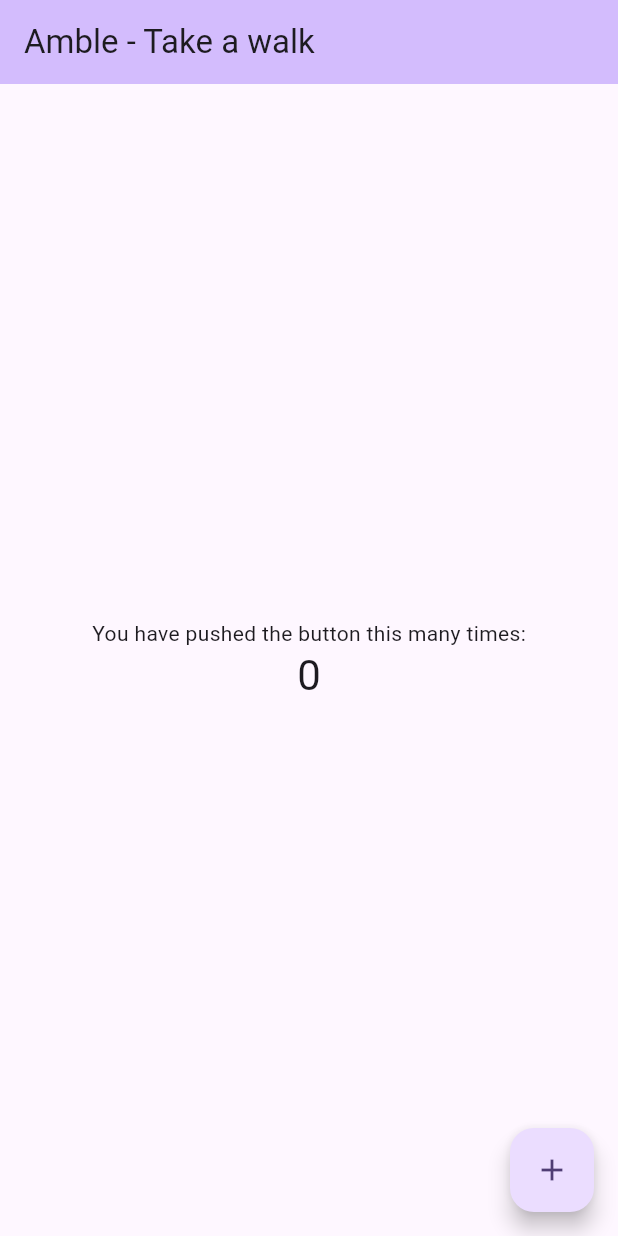
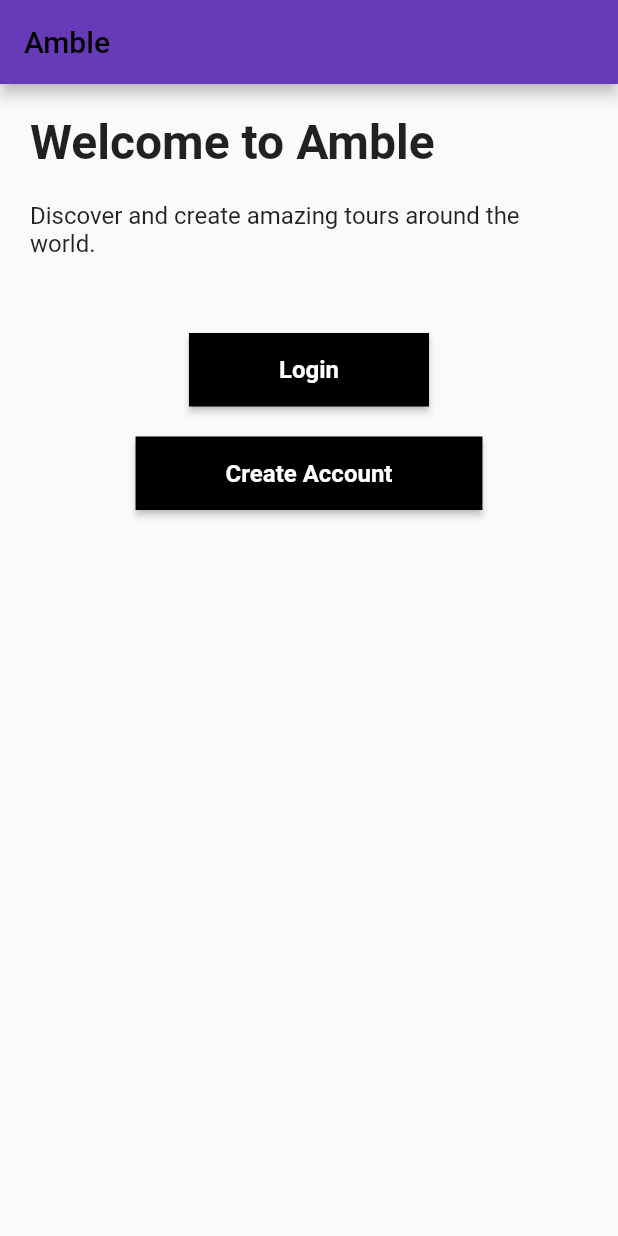
Before and after one commit to christiantrenter/amble, a Flutter app: the screen it shows after launch, on a phone screen of 412 x 824 dp. Run offline on Flutter 3.47's test engine with Material 2 defaults, Android fonts, the phone set to English and light mode, and no system bars; our stand-ins replace shared_preferences.

Commit message:
added screens (#1)
Co-authored-by: chris <christian.trenter@kodiakhub.com>

```diff
--- a/lib/main.dart
+++ b/lib/main.dart
@@ -1,125 +1,51 @@
+import 'package:amble/screens/create_account.dart';
+import 'package:amble/screens/login_page.dart';
 import 'package:flutter/material.dart';
+import 'package:shared_preferences/shared_preferences.dart';
+import 'screens/init_screen.dart';
+import 'screens/home_screen.dart';
+import 'screens/login_page.dart';
+import 'screens/create_account.dart';
 
 void main() {
-  runApp(const MyApp());
+  runApp(AmbleApp());
 }
 
-class MyApp extends StatelessWidget {
-  const MyApp({super.key});
+class AmbleApp extends StatelessWidget {
+  Future<String?> getLoginStatus() async {
+    final SharedPreferences prefs = await SharedPreferences.getInstance();
+    return prefs.getString('loginStatus');
+  }
 
-  // This widget is the root of your application.
   @override
   Widget build(BuildContext context) {
     return MaterialApp(
       title: 'Amble',
       theme: ThemeData(
-        // This is the theme of your application.
-        //
-        // TRY THIS: Try running your application with "flutter run". You'll see
-        // the application has a blue toolbar. Then, without quitting the app,
-        // try changing the seedColor in the colorScheme below to Colors.green
-        // and then invoke "hot reload" (save your changes or press the "hot
-        // reload" button in a Flutter-supported IDE, or press "r" if you used
-        // the command line to start the app).
-        //
-        // Notice that the counter didn't reset back to zero; the application
-        // state is not lost during the reload. To reset the state, use hot
-        // restart instead.
-        //
-        // This works for code too, not just values: Most code changes can be
-        // tested with just a hot reload.
-        colorScheme: ColorScheme.fromSeed(seedColor: Colors.deepPurple),
-        useMaterial3: true,
+        primarySwatch: Colors.grey,
+        visualDensity: VisualDensity.adaptivePlatformDensity,
       ),
-      home: const MyHomePage(title: 'Amble - Take a walk'),
+      initialRoute: '/',
+      routes: {
+        '/': (context) => FutureBuilder<String?>(
+          future: getLoginStatus(),
+          builder: (BuildContext context, AsyncSnapshot<String?> snapshot) {
+            if (snapshot.connectionState == ConnectionState.waiting) {
+              return Scaffold(body: Center(child: CircularProgressIndicator()));
+            } else {
+              if (snapshot.hasError) {
+                return Scaffold(body: Center(child: Text('Error: ${snapshot.error}')));
+              } else {
+                return snapshot.data == 'loggedIn' ? HomeScreen() : InitScreen();
+              }
+            }
+          },
+        ),
+        '/init': (context) => InitScreen(),
+        '/home': (context) => HomeScreen(),
+        '/login': (context) => LoginPage(),
+        '/create_account': (context) => CreateAccountPage(),
+      },
     );
   }
 }
-
-class MyHomePage extends StatefulWidget {
-  const MyHomePage({super.key, required this.title});
-
-  // This widget is the home page of your application. It is stateful, meaning
-  // that it has a State object (defined below) that contains fields that affect
-  // how it looks.
-
-  // This class is the configuration for the state. It holds the values (in this
-  // case the title) provided by the parent (in this case the App widget) and
-  // used by the build method of the State. Fields in a Widget subclass are
-  // always marked "final".
-
-  final String title;
-
-  @override
-  State<MyHomePage> createState() => _MyHomePageState();
-}
-
-class _MyHomePageState extends State<MyHomePage> {
-  int _counter = 0;
-
-  void _incrementCounter() {
-    setState(() {
-      // This call to setState tells the Flutter framework that something has
-      // changed in this State, which causes it to rerun the build method below
-      // so that the display can reflect the updated values. If we changed
-      // _counter without calling setState(), then the build method would not be
-      // called again, and so nothing would appear to happen.
-      _counter++;
-    });
-  }
-
-  @override
-  Widget build(BuildContext context) {
-    // This method is rerun every time setState is called, for instance as done
-    // by the _incrementCounter method above.
-    //
-    // The Flutter framework has been optimized to make rerunning build methods
-    // fast, so that you can just rebuild anything that needs updating rather
-    // than having to individually change instances of widgets.
-    return Scaffold(
-      appBar: AppBar(
-        // TRY THIS: Try changing the color here to a specific color (to
-        // Colors.amber, perhaps?) and trigger a hot reload to see the AppBar
-        // change color while the other colors stay the same.
-        backgroundColor: Theme.of(context).colorScheme.inversePrimary,
-        // Here we take the value from the MyHomePage object that was created by
-        // the App.build method, and use it to set our appbar title.
-        title: Text(widget.title),
-      ),
-      body: Center(
-        // Center is a layout widget. It takes a single child and positions it
-        // in the middle of the parent.
-        child: Column(
-          // Column is also a layout widget. It takes a list of children and
-          // arranges them vertically. By default, it sizes itself to fit its
-          // children horizontally, and tries to be as tall as its parent.
-          //
-          // Column has various properties to control how it sizes itself and
-          // how it positions its children. Here we use mainAxisAlignment to
-          // center the children vertically; the main axis here is the vertical
-          // axis because Columns are vertical (the cross axis would be
-          // horizontal).
-          //
-          // TRY THIS: Invoke "debug painting" (choose the "Toggle Debug Paint"
-          // action in the IDE, or press "p" in the console), to see the
-          // wireframe for each widget.
-          mainAxisAlignment: MainAxisAlignment.center,
-          children: <Widget>[
-            const Text(
-              'You have pushed the button this many times:',
-            ),
-            Text(
-              '$_counter',
-              style: Theme.of(context).textTheme.headlineMedium,
-            ),
-          ],
-        ),
-      ),
-      floatingActionButton: FloatingActionButton(
-        onPressed: _incrementCounter,
-        tooltip: 'Increment',
-        child: const Icon(Icons.add),
-      ), // This trailing comma makes auto-formatting nicer for build methods.
-    );
-  }
-}
--- /dev/null
+++ b/lib/screens/init_screen.dart
@@ -0,0 +1,87 @@
+import 'package:flutter/material.dart';
+
+class InitScreen extends StatelessWidget {
+  @override
+  Widget build(BuildContext context) {
+    return Scaffold(
+      appBar: AppBar(
+        title: Text('Amble'),
+        backgroundColor: Colors.deepPurple,
+      ),
+      body: Padding(
+        padding: EdgeInsets.all(20),
+        child: Column(
+          crossAxisAlignment: CrossAxisAlignment.start,
+          children: [
+            Text(
+              'Welcome to Amble',
+              style: TextStyle(
+                fontSize: 32,
+                fontWeight: FontWeight.bold,
+              ),
+            ),
+            SizedBox(height: 20),
+            Text(
+              'Discover and create amazing tours around the world.',
+              style: TextStyle(
+                fontSize: 16,
+              ),
+            ),
+            SizedBox(height: 50),
+            Column(
+              children: <Widget>[
+                Center(
+                  child: ElevatedButton(
+                    onPressed: () {
+                      Navigator.pushNamed(context, '/home');
+                    },
+                    style: ElevatedButton.styleFrom(
+                      primary: Colors.black, // button's fill color
+                      onPrimary: Colors.white, // button's text color
+                      onSurface: Colors.grey, // button's border color
+                      padding: EdgeInsets.symmetric(horizontal: 60, vertical: 15),
+                      shape: RoundedRectangleBorder(
+                        borderRadius: BorderRadius.zero, // Makes the button edges sharp
+                      ),
+                    ),
+                    child: Text(
+                      'Login',
+                      style: TextStyle(
+                        fontSize: 16,
+                        fontWeight: FontWeight.bold,
+                      ),
+                    ),
+                  ),
+                ),
+                SizedBox(height: 20),
+                Center(
+                  child: ElevatedButton(
+                    onPressed: () {
+                      Navigator.pushNamed(context, '/create_account');
+                    },
+                    style: ElevatedButton.styleFrom(
+                      primary: Colors.black, // button's fill color
+                      onPrimary: Colors.white, // button's text color
+                      onSurface: Colors.grey, // button's border color
+                      padding: EdgeInsets.symmetric(horizontal: 60, vertical: 15),
+                      shape: RoundedRectangleBorder(
+                        borderRadius: BorderRadius.zero, // Makes the button edges sharp
+                      ),
+                    ),
+                    child: Text(
+                      'Create Account',
+                      style: TextStyle(
+                        fontSize: 16,
+                        fontWeight: FontWeight.bold,
+                      ),
+                    ),
+                  ),
+                ),
+              ],
+            ),
+          ],
+        ),
+      ),
+    );
+  }
+}
--- /dev/null
+++ b/lib/screens/login_page.dart
@@ -0,0 +1,16 @@
+// In a new file lib/screens/login_page.dart
+import 'package:flutter/material.dart';
+
+class LoginPage extends StatelessWidget {
+  @override
+  Widget build(BuildContext context) {
+    return Scaffold(
+      appBar: AppBar(
+        title: Text('Login'),
+      ),
+      body: Center(
+        child: Text('Login Page'),
+      ),
+    );
+  }
+}
--- a/pubspec.yaml
+++ b/pubspec.yaml
@@ -30,7 +30,7 @@ environment:
 dependencies:
   flutter:
     sdk: flutter
-
+  shared_preferences: ^2.0.10
 
   # The following adds the Cupertino Icons font to your application.
   # Use with the CupertinoIcons class for iOS style icons.
```
Also changed, not shown: lib/screens/create_account.dart (added, +76 -0 lines), lib/screens/home_screen.dart (added, +56 -0 lines), lib/screens/tour_creation.dart (added), lib/screens/tour_details.dart (added), lib/screens/user_profile.dart (added), pubspec.lock, 1 other file.
